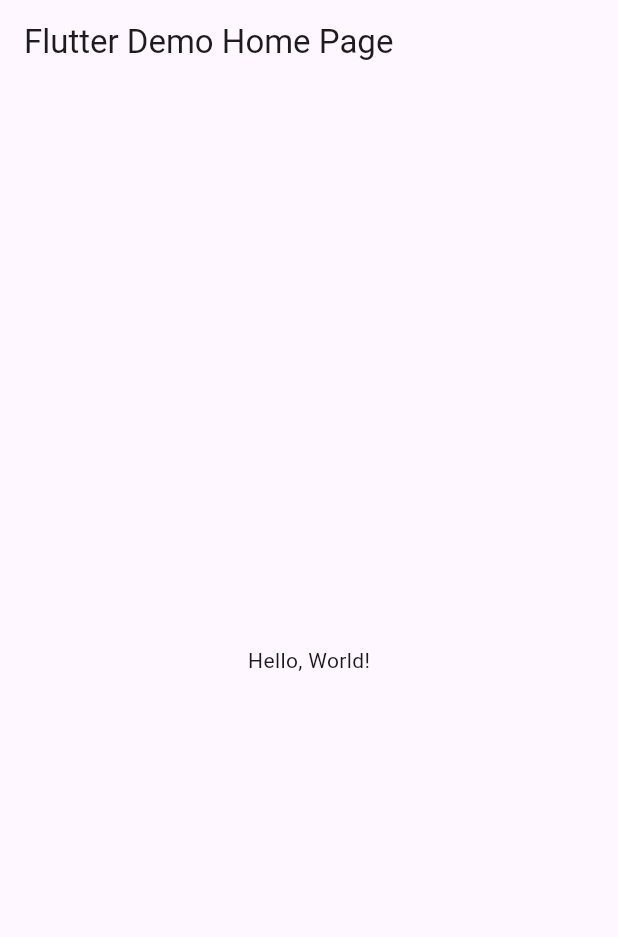
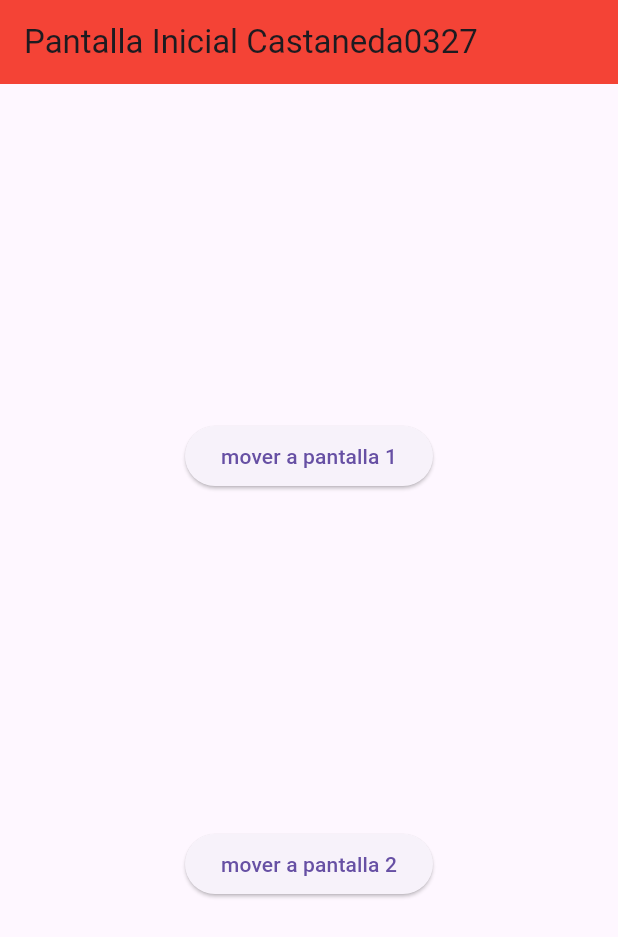
Before and after one commit to CastanedaGabriela/p15-RutasV2-0327, a Flutter app: the screen it shows after launch, on a phone screen of 412 x 824 dp. Shown: the top 937 px of the screen. Run offline on Flutter 3.47's test engine with Material 3 defaults, Android fonts, the phone set to English and light mode, and no system bars.

```diff
--- a/lib/main.dart
+++ b/lib/main.dart
@@ -1,43 +1,21 @@
 import 'package:flutter/material.dart';
+import 'package:castaneda0327/pantalla2_0327.dart';
+import 'package:castaneda0327/pantallainicial_0327.dart';
+import 'package:castaneda0327/pantalla1_0327.dart';
 
-void main() => runApp(MyApp());
+void main() => runApp(MiApp0327());
 
-class MyApp extends StatelessWidget {
-  const MyApp({super.key});
-  // This widget is the root of your application.
+class MiApp0327 extends StatelessWidget {
+  const MiApp0327({Key? key}) : super(key: key);
   @override
   Widget build(BuildContext context) {
     return MaterialApp(
-      // Application name
-      title: 'Flutter Hello World',
-      // Application theme data, you can set the colors for the application as
-      // you want
-      theme: ThemeData(
-        // useMaterial3: true,
-        primarySwatch: Colors.blue,
-      ),
-      // A widget which will be started on application startup
-      home: MyHomePage(title: 'Flutter Demo Home Page'),
+      initialRoute: "/",
+      routes: {
+        "/": (context) => PantallaInicial_0327(),
+        "/Pantalla1_0327": (context) => Pantalla1_0327(),
+        "/Pantalla2_0327": (context) => Pantalla2_0327(),
+      },
     );
-  }
-}
-
-class MyHomePage extends StatelessWidget {
-  final String title;
-  const MyHomePage({super.key, required this.title});
-
-  @override
-  Widget build(BuildContext context) {
-    return Scaffold(
-      appBar: AppBar(
-        // The title text which will be shown on the action bar
-        title: Text(title),
-      ),
-      body: Center(
-        child: Text(
-          'Hello, World!',
-        ),
-      ),
-    );
-  }
-}
+  } //fin widgets
+} //fin de app
--- /dev/null
+++ b/lib/pantalla1_0327.dart
@@ -0,0 +1,23 @@
+// Pantalla1
+import 'package:flutter/material.dart';
+
+//Pantalla1_0367
+class Pantalla1_0327 extends StatelessWidget {
+  const Pantalla1_0327({Key? key}) : super(key: key);
+
+  @override
+  Widget build(BuildContext context) {
+    return Scaffold(
+      appBar: AppBar(
+        title: Text("pantalla 1 0327"),
+      ),
+      body: Center(
+        child: Column(children: [
+          Container(
+            child: Text("Castaneda ejemplo"),
+          )
+        ]),
+      ),
+    );
+  }
+} //fin pantalla 1
--- /dev/null
+++ b/lib/pantallainicial_0327.dart
@@ -0,0 +1,36 @@
+// PantallaInicial
+import 'package:flutter/material.dart';
+//PantallaInicial_0367
+
+class PantallaInicial_0327 extends StatelessWidget {
+  const PantallaInicial_0327({Key? key}) : super(key: key);
+
+  @override
+  Widget build(BuildContext context) {
+    return Scaffold(
+      appBar: AppBar(
+        title: Text("Pantalla Inicial Castaneda0327"),
+        backgroundColor: Colors.red,
+      ),
+      body: Center(
+        child: Column(
+          mainAxisAlignment: MainAxisAlignment.spaceEvenly,
+          children: [
+            ElevatedButton(
+              onPressed: () {
+                Navigator.pushNamed(context, "/Pantalla1_0327");
+              },
+              child: Text("mover a pantalla 1"),
+            ),
+            ElevatedButton(
+              onPressed: () {
+                Navigator.pushNamed(context, "/Pantalla2_0327");
+              },
+              child: Text("mover a pantalla 2"),
+            )
+          ], //ninos widgets
+        ),
+      ),
+    );
+  }
+}
```
Also changed, not shown: lib/pantalla2_0327.dart (added, +26 -0 lines).
